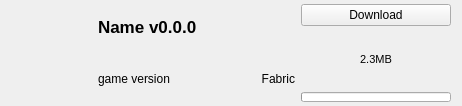
kaniol-lck/modmanager, file src/ui/replay/replaymoditemwidget.ui: the form before one commit.
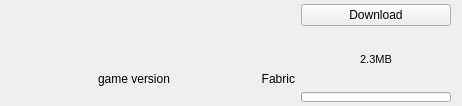
The form after the commit. Icons and pictures are not drawn.

```diff
--- a/src/ui/replay/replaymoditemwidget.ui
+++ b/src/ui/replay/replaymoditemwidget.ui
@@ -173,19 +173,6 @@
        <verstretch>0</verstretch>
       </sizepolicy>
      </property>
-     <property name="font">
-      <font>
-       <pointsize>13</pointsize>
-       <weight>75</weight>
-       <bold>true</bold>
-      </font>
-     </property>
-     <property name="toolTip">
-      <string notr="true"/>
-     </property>
-     <property name="text">
-      <string notr="true">Name v0.0.0</string>
-     </property>
     </widget>
    </item>
   </layout>
```
